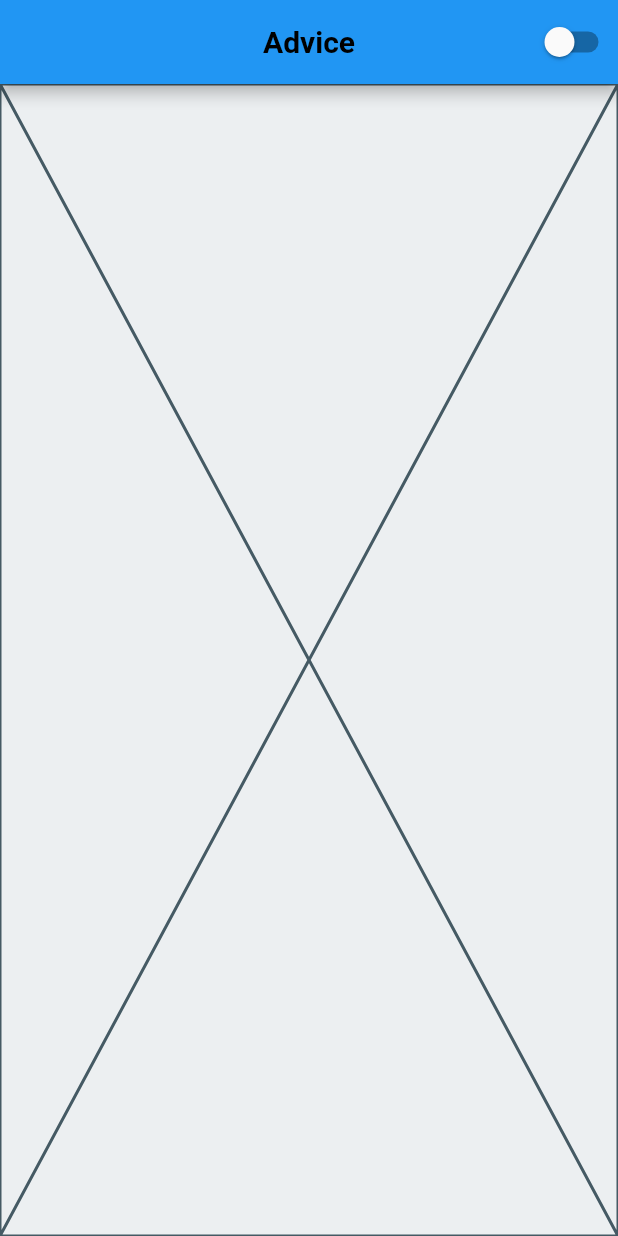
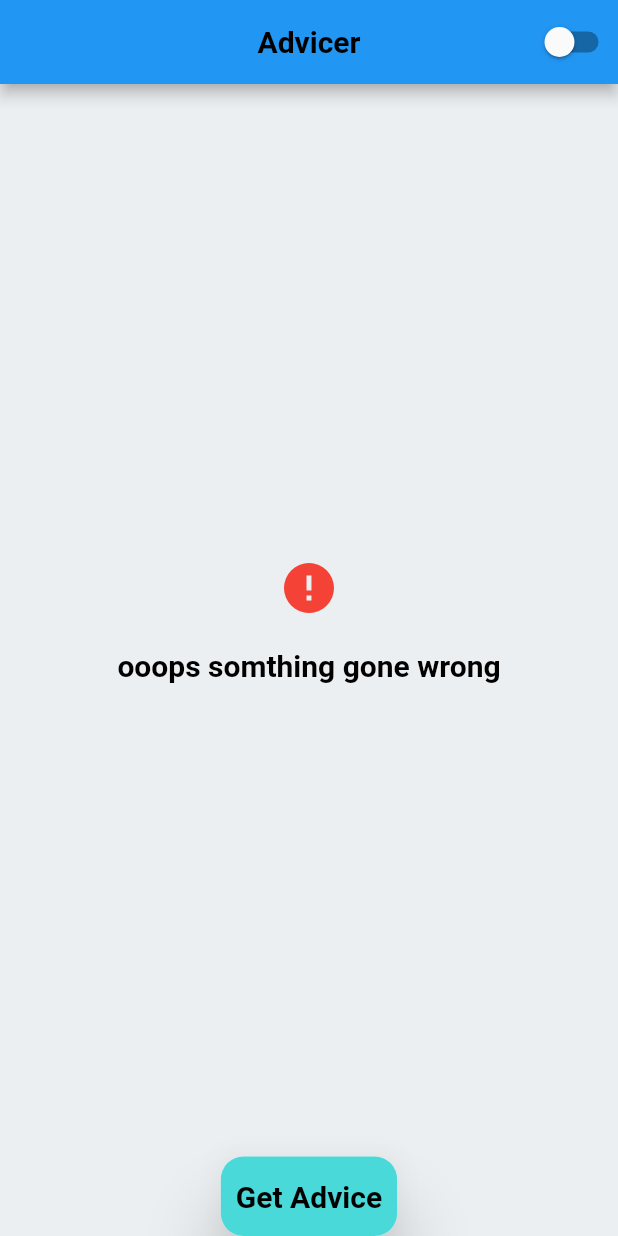
Before and after one commit to mfarghal/advice, a Flutter app: the screen it shows after launch, on a phone screen of 412 x 824 dp. Run offline on Flutter 3.47's test engine with Material 2 defaults, Android fonts, the phone set to English and light mode, and no system bars; Roboto replaces fonts that are missing (Rubik).

Commit message:
add ui layer

```diff
--- a/lib/features/advice/3_presentation/pages/advice_page.dart
+++ b/lib/features/advice/3_presentation/pages/advice_page.dart
@@ -1,6 +1,8 @@
 import 'package:advice/core/services/theme_service.dart';
 import 'package:flutter/material.dart';
 import 'package:provider/provider.dart';
+
+import 'components/body.dart';
 
 class AdvicePage extends StatelessWidget {
   const AdvicePage({super.key});
@@ -20,11 +22,11 @@ class AdvicePage extends StatelessWidget {
           )
         ],
         title: Text(
-          'Advice',
+          'Advicer',
           style: Theme.of(context).textTheme.headlineMedium,
         ),
       ),
-      body: const Placeholder(),
+      body: const Body(),
     );
   }
 }
--- /dev/null
+++ b/lib/features/advice/3_presentation/pages/components/advice_field.dart
@@ -0,0 +1,31 @@
+import 'package:flutter/material.dart';
+
+class AdviceField extends StatelessWidget {
+  const AdviceField({
+    super.key,
+    required this.advice,
+  });
+
+  final String advice;
+
+  @override
+  Widget build(BuildContext context) {
+    final themeData = Theme.of(context);
+    return Material(
+      elevation: 20,
+      borderRadius: BorderRadius.circular(15),
+      child: Container(
+        padding: const EdgeInsets.symmetric(horizontal: 15, vertical: 20),
+        decoration: BoxDecoration(
+          color: themeData.colorScheme.onPrimary,
+          borderRadius: BorderRadius.circular(15),
+        ),
+        child: Text(
+          '''" $advice "''',
+          textAlign: TextAlign.center,
+          style: themeData.textTheme.bodyMedium,
+        ),
+      ),
+    );
+  }
+}
--- /dev/null
+++ b/lib/features/advice/3_presentation/pages/components/body.dart
@@ -0,0 +1,39 @@
+import 'package:advice/features/advice/3_presentation/pages/components/custom_button.dart';
+import 'package:advice/features/advice/3_presentation/pages/components/error_message.dart';
+import 'package:flutter/material.dart';
+
+import 'advice_field.dart';
+
+class Body extends StatelessWidget {
+  const Body({super.key});
+
+  @override
+  Widget build(BuildContext context) {
+    return const Padding(
+      padding: EdgeInsets.symmetric(horizontal: 24),
+      child: Column(
+        mainAxisAlignment: MainAxisAlignment.center,
+        crossAxisAlignment: CrossAxisAlignment.center,
+        children: [
+          Expanded(
+            child: Center(
+              child: ErrorMessage(message: 'ooops somthing gone wrong')
+              /*AdviceField(advice: 'example advice - you day will ne good')*/
+
+              /*CircularProgressIndicator(
+                color: Theme.of(context).colorScheme.secondary,
+              )*/
+
+              /*Text(
+                'your advice is waiting for you .',
+                style: Theme.of(context).textTheme.headlineMedium,
+              )*/
+              ,
+            ),
+          ),
+          const Center(child: CustomButton()),
+        ],
+      ),
+    );
+  }
+}
--- /dev/null
+++ b/lib/features/advice/3_presentation/pages/components/custom_button.dart
@@ -0,0 +1,27 @@
+import 'package:flutter/material.dart';
+
+class CustomButton extends StatelessWidget {
+  const CustomButton({super.key});
+
+  @override
+  Widget build(BuildContext context) {
+    return InkResponse(
+      onTap: () {},
+      child: Material(
+        elevation: 20,
+        borderRadius: BorderRadius.circular(15),
+        child: Container(
+          padding: const EdgeInsets.symmetric(horizontal: 10, vertical: 15),
+          decoration: BoxDecoration(
+            borderRadius: BorderRadius.circular(15),
+            color: Theme.of(context).colorScheme.secondary,
+          ),
+          child: Text(
+            'Get Advice',
+            style: Theme.of(context).textTheme.headlineMedium,
+          ),
+        ),
+      ),
+    );
+  }
+}
--- /dev/null
+++ b/lib/features/advice/3_presentation/pages/components/error_message.dart
@@ -0,0 +1,29 @@
+import 'package:flutter/material.dart';
+
+class ErrorMessage extends StatelessWidget {
+  const ErrorMessage({
+    super.key,
+    required this.message,
+  });
+  final String message;
+  @override
+  Widget build(BuildContext context) {
+    final themeData = Theme.of(context);
+    return Column(
+      mainAxisSize: MainAxisSize.min,
+      children: [
+        const Icon(
+          Icons.error,
+          size: 40,
+          color: Colors.red,
+        ),
+        const SizedBox(height: 20),
+        Text(
+          message,
+          textAlign: TextAlign.center,
+          style: themeData.textTheme.headlineMedium,
+        ),
+      ],
+    );
+  }
+}
```
